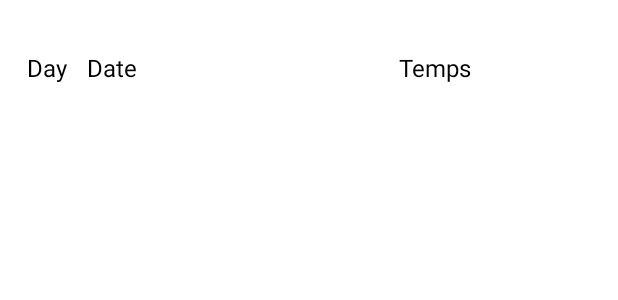
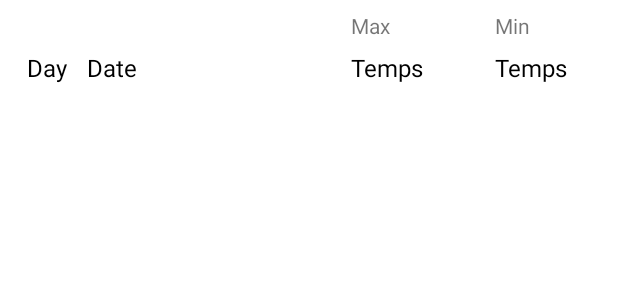
Before and after one commit to alrydb/VaderApp, an Android app: the layout forecast_item.xml on its own in the app's theme, with its tools: preview values and no code run, on a phone screen of 412 x 824 dp. Shown: the top 300 px of the screen. Run offline under Robolectric (Android 15) with nearby library versions, the phone set to English and light mode, and no system bars.

Commit message:
innan städning

```diff
--- a/app/src/main/java/com/alrydb/vderapp/main/view/MainActivity.kt
+++ b/app/src/main/java/com/alrydb/vderapp/main/view/MainActivity.kt
@@ -71,6 +71,7 @@ class MainActivity : AppCompatActivity() {
         if (networkEnabled() && locationEnabled())
         {
             showCurrentWeather()
+            showDailyForecast()
 
             binding.refreshLayout.setOnRefreshListener(){
                 viewModel.refreshLocationData(this)
--- a/app/src/main/java/com/alrydb/vderapp/main/viewmodel/WeatherInfoViewModel.kt
+++ b/app/src/main/java/com/alrydb/vderapp/main/viewmodel/WeatherInfoViewModel.kt
@@ -58,8 +58,8 @@ class WeatherInfoViewModel(private val weatherRepository: WeatherRepository, pri
         mfusedLocationClient = LocationServices.getFusedLocationProviderClient(context)
 
         val mLocationRequest = create().apply {
-            interval = 5000
-            fastestInterval = 10000
+            interval = 350000
+            fastestInterval = 60000
 
             priority = PRIORITY_HIGH_ACCURACY
         }
@@ -106,6 +106,7 @@ class WeatherInfoViewModel(private val weatherRepository: WeatherRepository, pri
             Log.i("Current Longitude", "$lon")
 
             getLocationWeatherDetails()
+            getLocationForecastDetails()
 
         }
 
--- a/app/src/main/res/layout/forecast_item.xml
+++ b/app/src/main/res/layout/forecast_item.xml
@@ -47,10 +47,10 @@
         app:layout_constraintTop_toTopOf="parent" />
 
     <TextView
-        android:id="@+id/tv_tv_temp"
+        android:id="@+id/tv_temp_max"
         android:layout_width="0dp"
         android:layout_height="wrap_content"
-        android:layout_marginStart="256dp"
+        android:layout_marginStart="224dp"
         android:layout_marginTop="24dp"
         android:layout_weight="1"
         android:textColor="@android:color/black"
@@ -59,5 +59,36 @@
         app:layout_constraintTop_toTopOf="parent"
         tools:text="Temps" />
 
+    <TextView
+        android:id="@+id/tv_temp_min"
+        android:layout_width="0dp"
+        android:layout_height="wrap_content"
+        android:layout_marginStart="320dp"
+        android:layout_marginTop="24dp"
+        android:layout_weight="1"
+        android:textColor="@android:color/black"
+        android:textSize="16sp"
+        app:layout_constraintStart_toStartOf="parent"
+        app:layout_constraintTop_toTopOf="parent"
+        tools:text="Temps" />
+
+    <TextView
+        android:id="@+id/tv_temp_max_text"
+        android:layout_width="wrap_content"
+        android:layout_height="wrap_content"
+        android:layout_marginBottom="8dp"
+        android:text="@string/temp_max"
+        app:layout_constraintBottom_toTopOf="@+id/tv_temp_max"
+        app:layout_constraintStart_toStartOf="@+id/tv_temp_max" />
+
+    <TextView
+        android:id="@+id/tv_temp_min_text"
+        android:layout_width="wrap_content"
+        android:layout_height="wrap_content"
+        android:layout_marginBottom="8dp"
+        android:text="@string/temp_min"
+        app:layout_constraintBottom_toTopOf="@+id/tv_temp_min"
+        app:layout_constraintStart_toStartOf="@+id/tv_temp_min" />
+
 
 </androidx.constraintlayout.widget.ConstraintLayout>
--- a/app/src/main/res/values/strings.xml
+++ b/app/src/main/res/values/strings.xml
@@ -5,4 +5,6 @@
     <string name="ic_favorite">Favoriter</string>
     <string name="ic_settings">Inställningar</string>
     <string name="weather_current">Just nu</string>
+    <string name="temp_max">Max</string>
+    <string name="temp_min">Min</string>
 </resources>
```
Also changed, not shown: app/src/main/java/com/alrydb/vderapp/main/view/DailyForecastAdapter.kt (+4 -3 lines), app/src/main/res/layout/activity_main.xml (+32 -1 lines).
